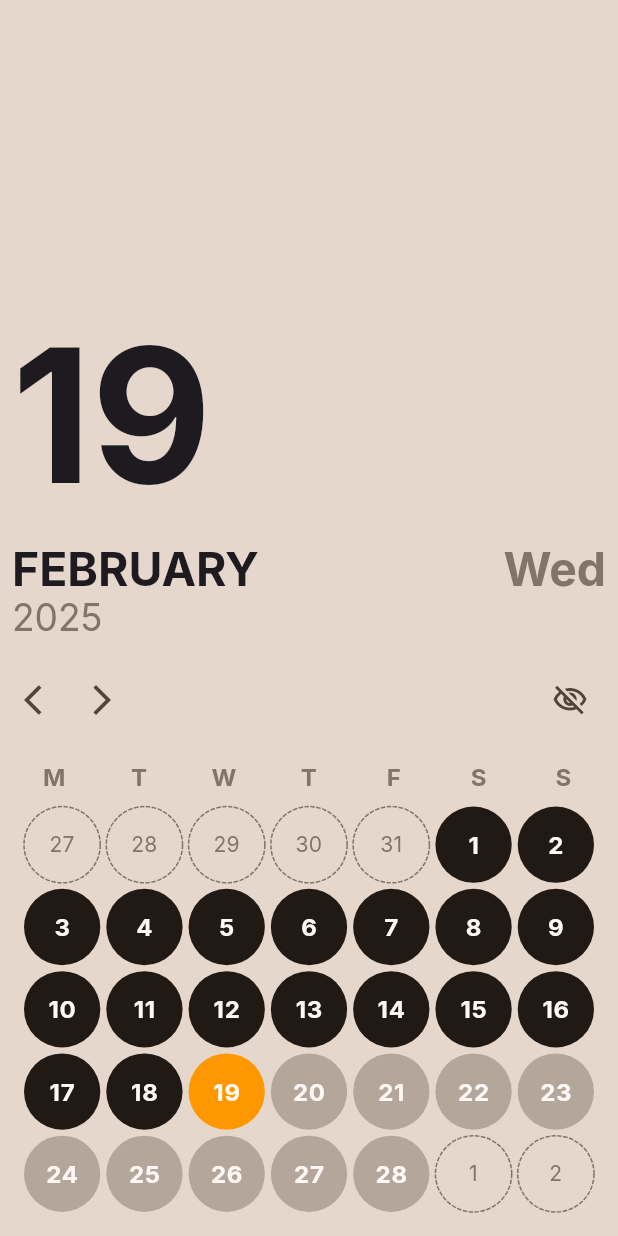
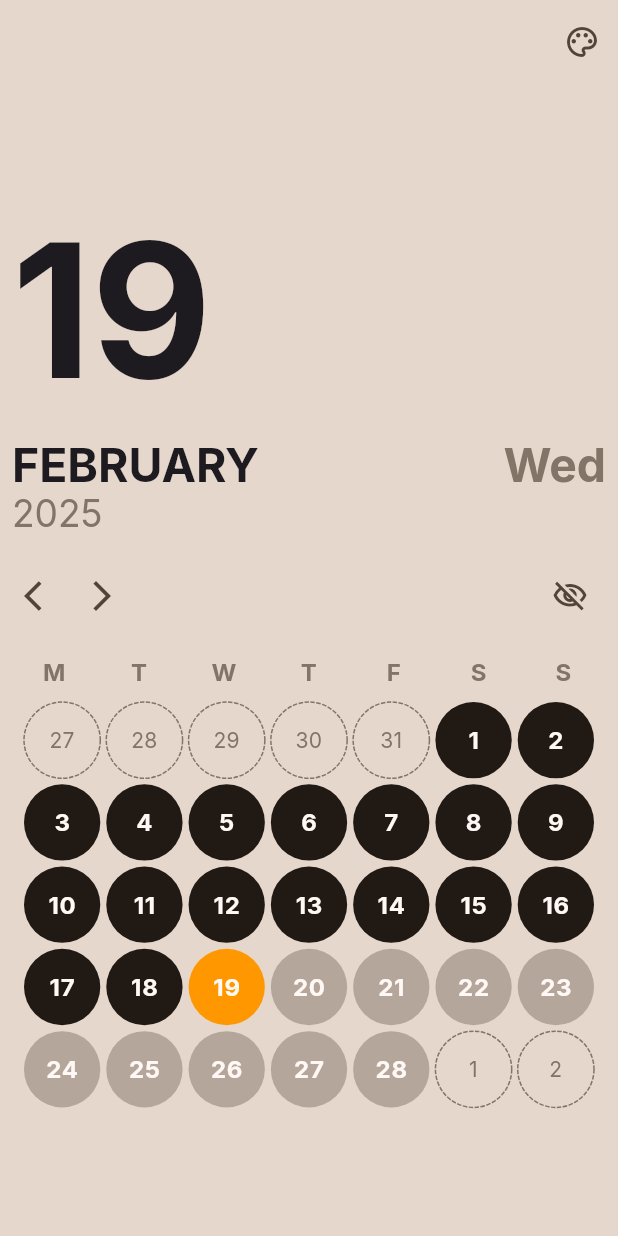
Before and after one commit to 0xharkirat/calmendar, a Flutter app: the screen it shows after launch, on a phone screen of 412 x 824 dp. Run offline on Flutter 3.47's test engine with Material 3 defaults, Android fonts, the phone set to English and light mode, and no system bars; drawn by our look-alikes of dotted_border, flutter_animate; our stand-ins replace flutter_riverpod, google_fonts.

Commit message:
add color change

```diff
--- a/lib/main.dart
+++ b/lib/main.dart
@@ -1,3 +1,4 @@
+import 'package:calmendar/src/controllers/seed_color_controller.dart';
 import 'package:calmendar/src/views/screens/my_home_page.dart';
 import 'package:flutter/material.dart';
 import 'package:flutter_riverpod/flutter_riverpod.dart';
@@ -7,13 +8,14 @@ void main() {
   runApp(ProviderScope(child: const MyApp()));
 }
 
-const seedColor = Colors.orange;
 
-class MyApp extends StatelessWidget {
+
+class MyApp extends ConsumerWidget {
   const MyApp({super.key});
 
   @override
-  Widget build(BuildContext context) {
+  Widget build(BuildContext context, WidgetRef ref) {
+    final seedColor = ref.watch(seedColorController);
     return MaterialApp(
       debugShowCheckedModeBanner: false,
       title: 'Calmendar',
--- /dev/null
+++ b/lib/src/controllers/seed_color_controller.dart
@@ -0,0 +1,77 @@
+import 'package:flutter/material.dart';
+import 'package:flutter_riverpod/flutter_riverpod.dart';
+
+class SeedColorController extends Notifier<Color> {
+  @override
+  Color build() {
+    return Colors.orange;
+  }
+
+  void updateSeedColor(Color newColor) {
+    state = newColor;
+  }
+}
+
+final seedColorController = NotifierProvider<SeedColorController, Color>(() {
+  return SeedColorController();
+});
+
+const colors = [
+  Colors.orange,
+  Colors.red,
+  Colors.blue,
+  Colors.green,
+  Colors.purple,
+  Colors.pink,
+  Colors.teal,
+  Colors.amber,
+  Colors.cyan,
+  Colors.indigo,
+  Colors.lime,
+  Colors.deepOrange,
+  Colors.deepPurple,
+  Colors.lightBlue,
+  Colors.lightGreen,
+  Colors.yellow,
+];
+
+// extension to get name of color
+extension ColorName on Color {
+  String get name {
+    if (this == Colors.orange) {
+      return 'Orange';
+    } else if (this == Colors.red) {
+      return 'Red';
+    } else if (this == Colors.blue) {
+      return 'Blue';
+    } else if (this == Colors.green) {
+      return 'Green';
+    } else if (this == Colors.purple) {
+      return 'Purple';
+    } else if (this == Colors.pink) {
+      return 'Pink';
+    } else if (this == Colors.teal) {
+      return 'Teal';
+    } else if (this == Colors.amber) {
+      return 'Amber';
+    } else if (this == Colors.cyan) {
+      return 'Cyan';
+    } else if (this == Colors.indigo) {
+      return 'Indigo';
+    } else if (this == Colors.lime) {
+      return 'Lime';
+    } else if (this == Colors.deepOrange) {
+      return 'Deep Orange';
+    } else if (this == Colors.deepPurple) {
+      return 'Deep Purple';
+    } else if (this == Colors.lightBlue) {
+      return 'Light Blue';
+    } else if (this == Colors.lightGreen) {
+      return 'Light Green';
+    } else if (this == Colors.yellow) {
+      return 'Yellow';
+    } else {
+      return 'Unknown';
+    }
+  }
+}
--- a/lib/src/views/screens/my_home_page.dart
+++ b/lib/src/views/screens/my_home_page.dart
@@ -1,4 +1,5 @@
 import 'package:calmendar/src/controllers/calendar_controller.dart';
+import 'package:calmendar/src/controllers/seed_color_controller.dart';
 import 'package:calmendar/src/views/widgets/calendar_widget.dart';
 import 'package:flutter/material.dart';
 import 'package:flutter_animate/flutter_animate.dart';
@@ -24,6 +25,41 @@ class _MyHomePageState extends ConsumerState<MyHomePage> {
 
     return Scaffold(
       backgroundColor: Theme.of(context).colorScheme.surfaceDim,
+      appBar: AppBar(
+        backgroundColor: Theme.of(context).colorScheme.surfaceDim,
+        elevation: 0,
+        actions: [
+          IconButton(
+            onPressed: () async {
+              final selectedColor = await showMenu<Color>(
+                context: context,
+                position: RelativeRect.fromLTRB(
+                    100, 100, 0, 0), // Position near button
+                items: colors
+                    .map(
+                      (color) => PopupMenuItem(
+                        value: color,
+                        child: Row(children: [
+                          Icon(Icons.circle, color: color),
+                          SizedBox(width: 8),
+                          Text(color.name)
+                        ]),
+                      ),
+                    )
+                    .toList(),
+              );
+
+              if (selectedColor != null) {
+                // Do something with the selected color
+                ref
+                    .read(seedColorController.notifier)
+                    .updateSeedColor(selectedColor);
+              }
+            },
+            icon: const Icon(Icons.color_lens_outlined),
+          ),
+        ],
+      ),
       body: Padding(
         padding: const EdgeInsets.all(8.0),
         child: Center(
--- a/lib/src/views/widgets/calendar_widget.dart
+++ b/lib/src/views/widgets/calendar_widget.dart
@@ -11,6 +11,11 @@ class CalendarWidget extends ConsumerWidget {
 
   @override
   Widget build(BuildContext context, WidgetRef ref) {
+    double cellSize = 56;
+    double spacing =
+        4.0; // Adjust this based on your mainAxisSpacing in GridView
+    double calendarHeight =
+        (cellSize * 6) + (spacing * 5); // Total height for 6 rows
     final calendarState = ref.watch(calendarController);
     final firstDayOfMonth = ref
         .read(calendarController.notifier)
@@ -57,7 +62,9 @@ class CalendarWidget extends ConsumerWidget {
         ),
 
         // Grid of days
-        GridView.builder(
+        SizedBox(
+          height: calendarHeight,
+          child: GridView.builder(
             padding: EdgeInsets.all(8),
             shrinkWrap: true,
             physics: NeverScrollableScrollPhysics(), // Disable scrolling
@@ -112,6 +119,7 @@ class CalendarWidget extends ConsumerWidget {
               }
             },
           ),
+        ),
       ],
     );
   }
--- a/lib/src/views/widgets/current_month_widget.dart
+++ b/lib/src/views/widgets/current_month_widget.dart
@@ -1,5 +1,6 @@
 import 'package:calmendar/main.dart';
 import 'package:calmendar/src/controllers/calendar_controller.dart';
+import 'package:calmendar/src/controllers/seed_color_controller.dart';
 import 'package:flutter/material.dart';
 import 'package:flutter_animate/flutter_animate.dart';
 import 'package:flutter_riverpod/flutter_riverpod.dart';
@@ -28,8 +29,10 @@ class CurrentMonthWidget extends ConsumerStatefulWidget {
 
 class _CurrentMonthWidgetState extends ConsumerState<CurrentMonthWidget> {
   bool _isHovering = false;
+
   @override
   Widget build(BuildContext context) {
+    final seedColor = ref.watch(seedColorController);
     return MouseRegion(
       cursor: SystemMouseCursors.click,
       onEnter: (_) {
```
Lines whose indentation alone changed are shown as unchanged.
